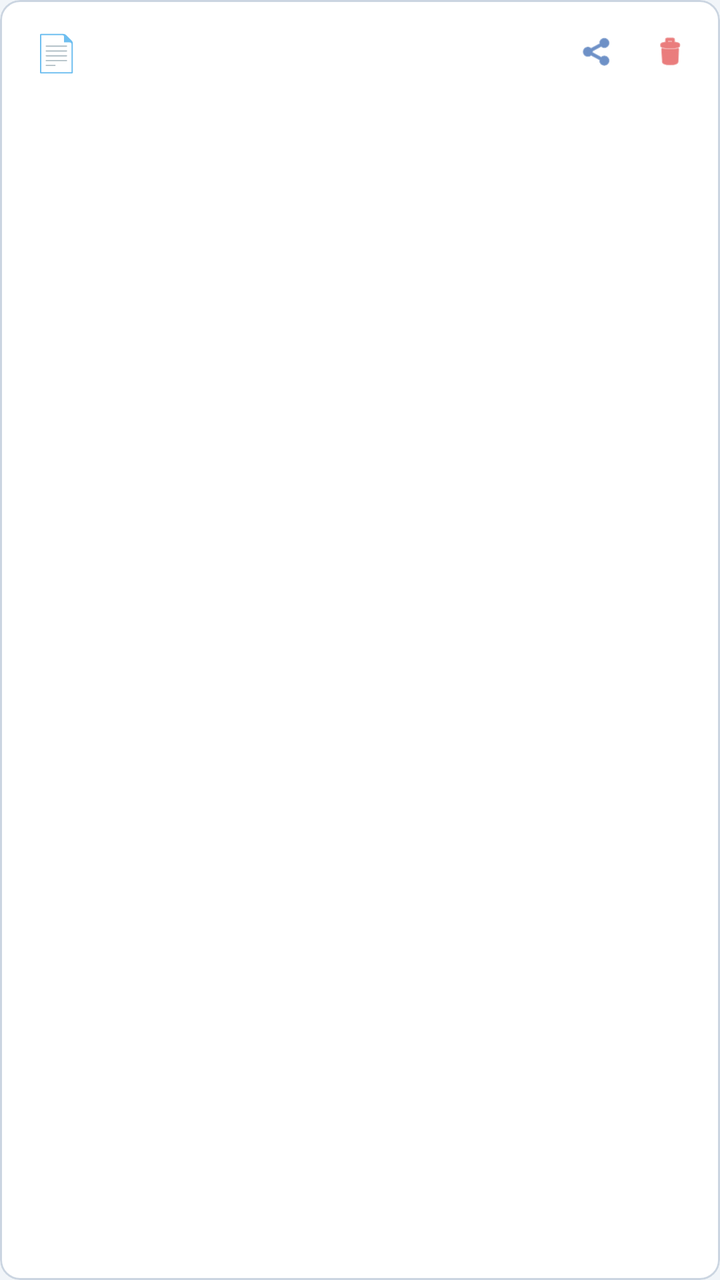
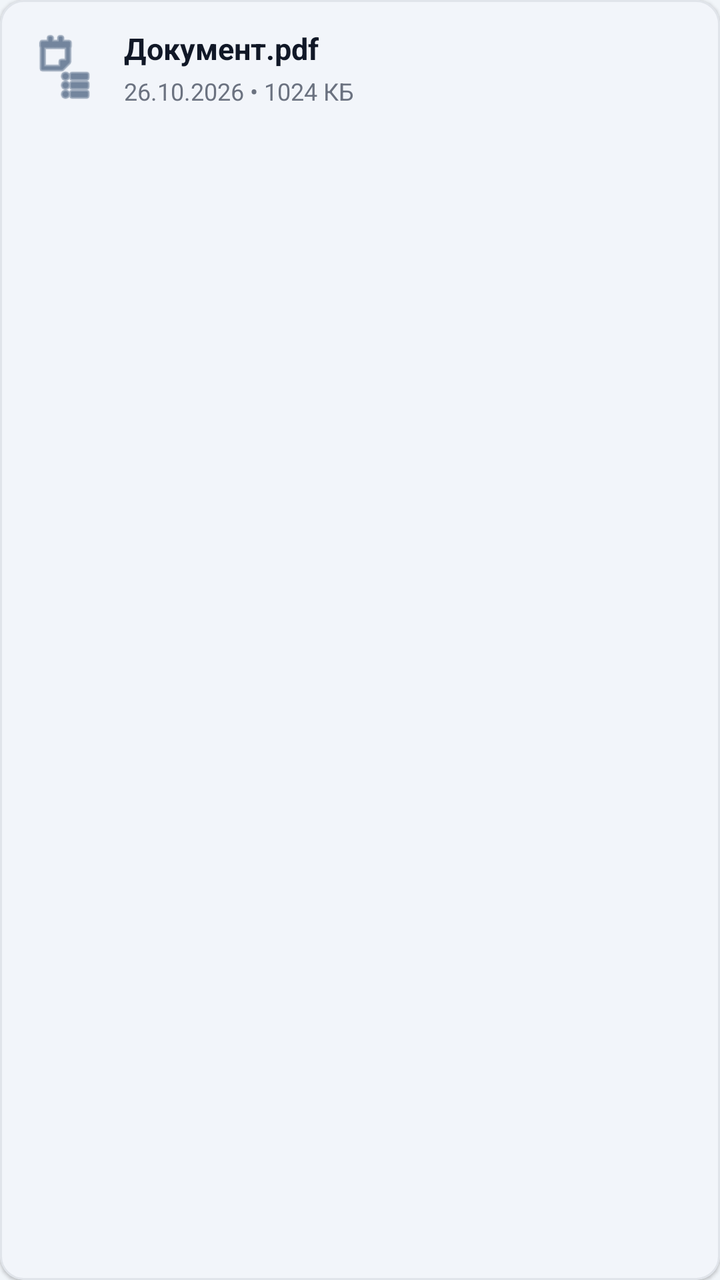

Two renders of the same Android screen: before a commit and after it. Below are the layout's source before the change and the commit's diff.
<!-- AndroidManifest.xml: application theme Theme.DocScannerUA -->
<!-- res/layout/item_document.xml -->
<?xml version="1.0" encoding="utf-8"?>
<com.google.android.material.card.MaterialCardView
    xmlns:android="http://schemas.android.com/apk/res/android"
    xmlns:app="http://schemas.android.com/apk/res-auto"
    android:layout_width="match_parent"
    android:layout_height="wrap_content"
    android:layout_marginBottom="6dp"
    app:cardBackgroundColor="#FFFFFF"
    app:cardCornerRadius="10dp"
    app:cardElevation="0dp"
    app:strokeColor="#CBD5E1"
    app:strokeWidth="1dp">

    <LinearLayout
        android:layout_width="match_parent"
        android:layout_height="wrap_content"
        android:gravity="center_vertical"
        android:orientation="horizontal"
        android:paddingHorizontal="12dp"
        android:paddingVertical="8dp">

        <TextView
            android:layout_width="32dp"
            android:layout_height="32dp"
            android:gravity="center"
            android:text="📄"
            android:textSize="18sp" />

        <LinearLayout
            android:layout_width="0dp"
            android:layout_height="wrap_content"
            android:layout_marginStart="8dp"
            android:layout_weight="1"
            android:orientation="vertical">

            <TextView
                android:id="@+id/tvDocName"
                android:layout_width="match_parent"
                android:layout_height="wrap_content"
                android:ellipsize="middle"
                android:singleLine="true"
                android:textColor="#0F172A"
                android:textSize="13sp"
                android:textStyle="bold" />

            <TextView
                android:id="@+id/tvDocMeta"
                android:layout_width="match_parent"
                android:layout_height="wrap_content"
                android:textColor="#64748B"
                android:textSize="11sp" />
        </LinearLayout>

        <com.google.android.material.button.MaterialButton
            android:id="@+id/btnShare"
            style="@style/Widget.Material3.Button.IconButton"
            android:layout_width="36dp"
            android:layout_height="36dp"
            android:contentDescription="Поділитися"
            app:icon="@android:drawable/ic_menu_share"
            app:iconSize="18dp"
            app:iconTint="#0D47A1" />

        <com.google.android.material.button.MaterialButton
            android:id="@+id/btnDelete"
            style="@style/Widget.Material3.Button.IconButton"
            android:layout_width="36dp"
            android:layout_height="36dp"
            android:contentDescription="Видалити"
            app:icon="@android:drawable/ic_menu_delete"
            app:iconSize="18dp"
            app:iconTint="#DC2626" />

    </LinearLayout>
</com.google.android.material.card.MaterialCardView>
<!-- resources referenced by this layout -->
<resources>
  <style name="Theme.DocScannerUA" parent="Theme.Material3.Light.NoActionBar">
          <item name="colorPrimary">#0D47A1</item>
          <item name="colorSurface">#FFFFFF</item>
          <item name="colorOnSurface">#0F172A</item>
          <item name="android:windowBackground">#F1F5F9</item>
      </style>
</resources>

<!-- the commit's change to res/layout/item_document.xml (unified diff, before → after) -->
@@ -1,75 +1,81 @@
 <?xml version="1.0" encoding="utf-8"?>
-<com.google.android.material.card.MaterialCardView
-    xmlns:android="http://schemas.android.com/apk/res/android"
+<com.google.android.material.card.MaterialCardView xmlns:android="http://schemas.android.com/apk/res/android"
     xmlns:app="http://schemas.android.com/apk/res-auto"
+    android:id="@+id/cardDocument"
     android:layout_width="match_parent"
     android:layout_height="wrap_content"
-    android:layout_marginBottom="6dp"
-    app:cardBackgroundColor="#FFFFFF"
-    app:cardCornerRadius="10dp"
-    app:cardElevation="0dp"
-    app:strokeColor="#CBD5E1"
-    app:strokeWidth="1dp">
+    android:layout_marginHorizontal="12dp"
+    android:layout_marginVertical="5dp"
+    android:checkable="true"
+    android:clickable="true"
+    android:focusable="true"
+    app:cardCornerRadius="12dp"
+    app:cardElevation="1dp"
+    app:strokeWidth="1dp"
+    app:strokeColor="#E0E4EA">
 
     <LinearLayout
         android:layout_width="match_parent"
         android:layout_height="wrap_content"
         android:gravity="center_vertical"
         android:orientation="horizontal"
-        android:paddingHorizontal="12dp"
-        android:paddingVertical="8dp">
+        android:padding="14dp">
 
-        <TextView
-            android:layout_width="32dp"
-            android:layout_height="32dp"
-            android:gravity="center"
-            android:text="📄"
-            android:textSize="18sp" />
+        <ImageView
+            android:id="@+id/ivDocIcon"
+            android:layout_width="36dp"
+            android:layout_height="36dp"
+            android:src="@android:drawable/ic_menu_agenda"
+            app:tint="#1E3A5F" />
 
         <LinearLayout
             android:layout_width="0dp"
             android:layout_height="wrap_content"
-            android:layout_marginStart="8dp"
+            android:layout_marginStart="12dp"
+            android:layout_marginEnd="8dp"
             android:layout_weight="1"
             android:orientation="vertical">
 
             <TextView
-                android:id="@+id/tvDocName"
+                android:id="@+id/tvFileName"
                 android:layout_width="match_parent"
                 android:layout_height="wrap_content"
                 android:ellipsize="middle"
                 android:singleLine="true"
-                android:textColor="#0F172A"
-                android:textSize="13sp"
+                android:text="Документ.pdf"
+                android:textColor="#111827"
+                android:textSize="15sp"
                 android:textStyle="bold" />
 
             <TextView
-                android:id="@+id/tvDocMeta"
+                android:id="@+id/tvFileMeta"
                 android:layout_width="match_parent"
                 android:layout_height="wrap_content"
-                android:textColor="#64748B"
-                android:textSize="11sp" />
+                android:layout_marginTop="3dp"
+                android:text="26.10.2026 • 1024 КБ"
+                android:textColor="#6B7280"
+                android:textSize="12sp" />
         </LinearLayout>
 
-        <com.google.android.material.button.MaterialButton
+        <CheckBox
+            android:id="@+id/cbSelect"
+            android:layout_width="wrap_content"
+            android:layout_height="wrap_content"
+            android:clickable="false"
+            android:focusable="false"
+            android:visibility="gone" />
+
+        
+        <ImageButton
             android:id="@+id/btnShare"
-            style="@style/Widget.Material3.Button.IconButton"
-            android:layout_width="36dp"
-            android:layout_height="36dp"
-            android:contentDescription="Поділитися"
-            app:icon="@android:drawable/ic_menu_share"
-            app:iconSize="18dp"
-            app:iconTint="#0D47A1" />
+            android:layout_width="0dp"
+            android:layout_height="0dp"
+            android:visibility="gone" />
 
-        <com.google.android.material.button.MaterialButton
+        <ImageButton
             android:id="@+id/btnDelete"
-            style="@style/Widget.Material3.Button.IconButton"
-            android:layout_width="36dp"
-            android:layout_height="36dp"
-            android:contentDescription="Видалити"
-            app:icon="@android:drawable/ic_menu_delete"
-            app:iconSize="18dp"
-            app:iconTint="#DC2626" />
-
+            android:layout_width="0dp"
+            android:layout_height="0dp"
+            android:visibility="gone" />
     </LinearLayout>
 </com.google.android.material.card.MaterialCardView>
